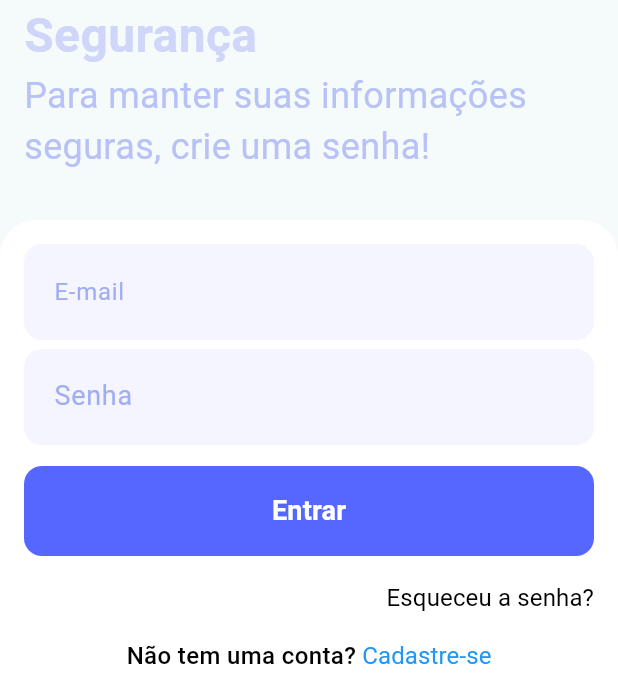
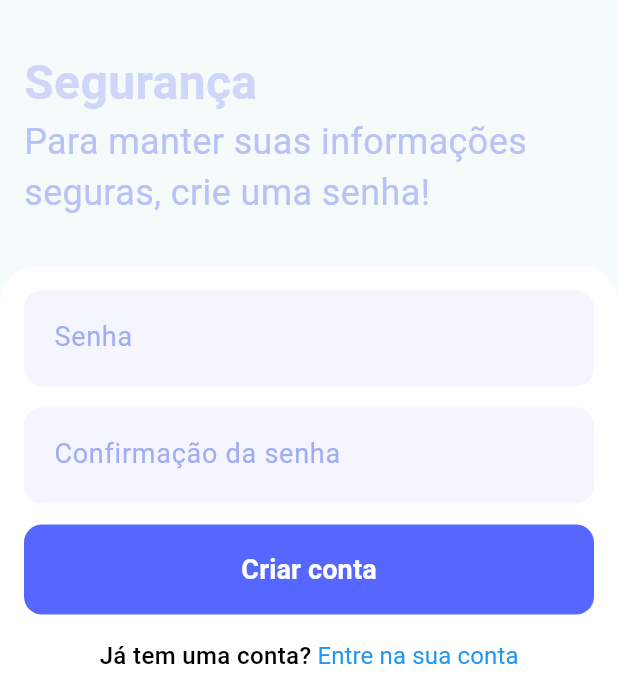
Before and after one commit to Dev-Vinicius-Borges/clinicare, a Flutter app: the RegistroSeguranca widget shown alone on an empty page, opened directly, on a phone screen of 412 x 824 dp, the part 539-1236 px from its top. Run offline on Flutter 3.47's test engine with Material 3 defaults, Android fonts, the phone set to English and light mode, and no system bars; our stand-ins replace flutter_svg.

Commit message:
Feat: Criando tela de registro de senhas.

```diff
--- /dev/null
+++ b/lib/components/Forms/registro/RegistroSegurancaForm.dart
@@ -0,0 +1,209 @@
+import 'dart:io';
+import 'package:flutter/material.dart';
+import 'package:flutter/services.dart';
+import 'package:provider/provider.dart';
+
+class RegistroSegurancaForm extends StatefulWidget {
+  const RegistroSegurancaForm({super.key});
+
+  @override
+  State<RegistroSegurancaForm> createState() =>
+      RegistroSegurancaFormState();
+}
+
+class RegistroSegurancaFormState extends State<RegistroSegurancaForm> {
+  TextEditingController senhaController = TextEditingController();
+  TextEditingController confirmacaoSenhaController = TextEditingController();
+
+  final _formKey = GlobalKey<FormState>();
+
+  bool valueValidator(String? value) {
+    if (value!.isEmpty) {
+      return false;
+    }
+    return true;
+  }
+
+  @override
+  Widget build(BuildContext context) {
+    return Container(
+      child: Form(
+        key: _formKey,
+        child: Column(
+          children: [
+            Padding(
+              padding: EdgeInsets.only(bottom: 8),
+              child: SizedBox(
+                height: 70,
+                child: TextFormField(
+                  style: const TextStyle(
+                    color: Color.fromARGB(255, 160, 173, 243),
+                  ),
+                  validator:
+                      (String? value) =>
+                  !valueValidator(value) ? "Insira a senha" : null,
+                  controller: senhaController,
+                  decoration: const InputDecoration(
+                    fillColor: Color.fromARGB(255, 244, 245, 254),
+                    filled: true,
+                    hintText: 'Ex.: ********',
+                    alignLabelWithHint: true,
+                    isDense: true,
+                    contentPadding: EdgeInsets.symmetric(
+                      vertical: 20,
+                      horizontal: 16,
+                    ),
+                    label: Text(
+                      "Senha",
+                      style: TextStyle(
+                        color: Color.fromARGB(255, 160, 173, 243),
+                        fontSize: 18,
+                      ),
+                    ),
+                    enabledBorder: OutlineInputBorder(
+                      borderSide: BorderSide.none,
+                      borderRadius: BorderRadius.all(Radius.circular(12)),
+                    ),
+                    focusedBorder: OutlineInputBorder(
+                      borderSide: BorderSide.none,
+                      borderRadius: BorderRadius.all(Radius.circular(12)),
+                    ),
+                    errorBorder: OutlineInputBorder(
+                      borderSide: BorderSide(color: Colors.red),
+                      borderRadius: BorderRadius.all(Radius.circular(12)),
+                    ),
+                    disabledBorder: OutlineInputBorder(
+                      borderSide: BorderSide.none,
+                      borderRadius: BorderRadius.all(Radius.circular(12)),
+                    ),
+                  ),
+                ),
+              ),
+            ),
+            Padding(
+              padding: EdgeInsets.only(bottom: 8),
+              child: SizedBox(
+                height: 70,
+                child: TextFormField(
+                  style: const TextStyle(
+                    color: Color.fromARGB(255, 160, 173, 243),
+                  ),
+                  validator:
+                      (String? value) =>
+                  !valueValidator(value) ? "Insira a confirmação da senha" : null,
+                  controller: confirmacaoSenhaController,
+                  decoration: const InputDecoration(
+                    fillColor: Color.fromARGB(255, 244, 245, 254),
+                    filled: true,
+                    hintText: 'Ex.: ********',
+                    alignLabelWithHint: true,
+                    isDense: true,
+                    contentPadding: EdgeInsets.symmetric(
+                      vertical: 20,
+                      horizontal: 16,
+                    ),
+                    label: Text(
+                      "Confirmação da senha",
+                      style: TextStyle(
+                        color: Color.fromARGB(255, 160, 173, 243),
+                        fontSize: 18,
+                      ),
+                    ),
+                    enabledBorder: OutlineInputBorder(
+                      borderSide: BorderSide.none,
+                      borderRadius: BorderRadius.all(Radius.circular(12)),
+                    ),
+                    focusedBorder: OutlineInputBorder(
+                      borderSide: BorderSide.none,
+                      borderRadius: BorderRadius.all(Radius.circular(12)),
+                    ),
+                    errorBorder: OutlineInputBorder(
+                      borderSide: BorderSide(color: Colors.red),
+                      borderRadius: BorderRadius.all(Radius.circular(12)),
+                    ),
+                    disabledBorder: OutlineInputBorder(
+                      borderSide: BorderSide.none,
+                      borderRadius: BorderRadius.all(Radius.circular(12)),
+                    ),
+                  ),
+                ),
+              ),
+            ),
+            SizedBox(
+              width: double.infinity,
+              height: 60,
+              child: TextButton(
+                onPressed: () async {
+                  Navigator.pushNamed(context, '/inicio');
+                  if (_formKey.currentState!.validate()) {
+                  } else {
+                    ScaffoldMessenger.of(context).showSnackBar(
+                      SnackBar(content: Text("Preencha todos os campos.")),
+                    );
+                  }
+                },
+                style: ButtonStyle(
+                  backgroundColor: WidgetStatePropertyAll<Color>(
+                    Color.fromARGB(255, 85, 103, 254),
+                  ),
+                  shape: WidgetStatePropertyAll<RoundedRectangleBorder>(
+                    RoundedRectangleBorder(
+                      borderRadius: BorderRadius.circular(12),
+                    ),
+                  ),
+                ),
+                child: Text(
+                  "Criar conta",
+                  style: TextStyle(
+                    color: Colors.white,
+                    fontSize: 18,
+                    fontWeight: FontWeight.w600,
+                  ),
+                ),
+              ),
+            ),
+            Padding(
+              padding: const EdgeInsets.only(top: 16),
+              child: Row(
+                mainAxisAlignment: MainAxisAlignment.center,
+                children: [
+                  const Text(
+                    "Já tem uma conta?",
+                    style: TextStyle(
+                      color: Colors.black,
+                      fontSize: 16,
+                      fontWeight: FontWeight.w500,
+                    ),
+                  ),
+                  TextButton(
+                    onPressed: () {
+                      Navigator.pushNamed(context, '/login');
+                    },
+                    style: ButtonStyle(
+                      padding: WidgetStateProperty.all<EdgeInsets>(
+                        EdgeInsets.zero,
+                      ),
+                      minimumSize: WidgetStateProperty.all<Size>(Size(0, 0)),
+                      tapTargetSize: MaterialTapTargetSize.shrinkWrap,
+                      overlayColor: WidgetStateProperty.all<Color>(
+                        Colors.transparent,
+                      ),
+                    ),
+                    child: const Text(
+                      " Entre na sua conta",
+                      style: TextStyle(
+                        color: Colors.blue,
+                        fontSize: 16,
+                        fontWeight: FontWeight.w400,
+                      ),
+                    ),
+                  ),
+                ],
+              ),
+            ),
+          ],
+        ),
+      ),
+    );
+  }
+}
--- a/lib/components/registro/RegistroSeguranca.dart
+++ b/lib/components/registro/RegistroSeguranca.dart
@@ -1,4 +1,5 @@
 import 'package:clini_care/components/Forms/LoginForm.dart';
+import 'package:clini_care/components/Forms/registro/RegistroSegurancaForm.dart';
 import 'package:flutter/material.dart';
 import 'package:flutter_svg/flutter_svg.dart';
 
@@ -61,7 +62,7 @@ class RegistroSeguranca extends StatelessWidget {
                   ),
                   child: Padding(
                     padding: EdgeInsets.all(16),
-                    child: LoginForm(),
+                    child: RegistroSegurancaForm(),
                   ),
                 ),
               ),
--- /dev/null
+++ b/lib/pages/registro/RegistroSegurancaPage.dart
@@ -0,0 +1,21 @@
+import 'package:clini_care/components/Forms/registro/RegistroDadosPessoaisForm.dart';
+import 'package:clini_care/components/registro/RegistroDadosPessoais.dart';
+import 'package:clini_care/components/registro/RegistroEndereco.dart';
+import 'package:clini_care/components/registro/RegistroSeguranca.dart';
+import 'package:flutter/material.dart';
+
+class RegistroSegurancaPage extends StatelessWidget{
+  @override
+  Widget build(BuildContext context) {
+    return Scaffold(
+      body: Container(
+        width: double.infinity,
+        height: double.infinity,
+        decoration: BoxDecoration(
+            color: Color.fromARGB(255, 64, 91, 230)
+        ),
+        child: RegistroSeguranca(),
+      ),
+    );
+  }
+}
```
